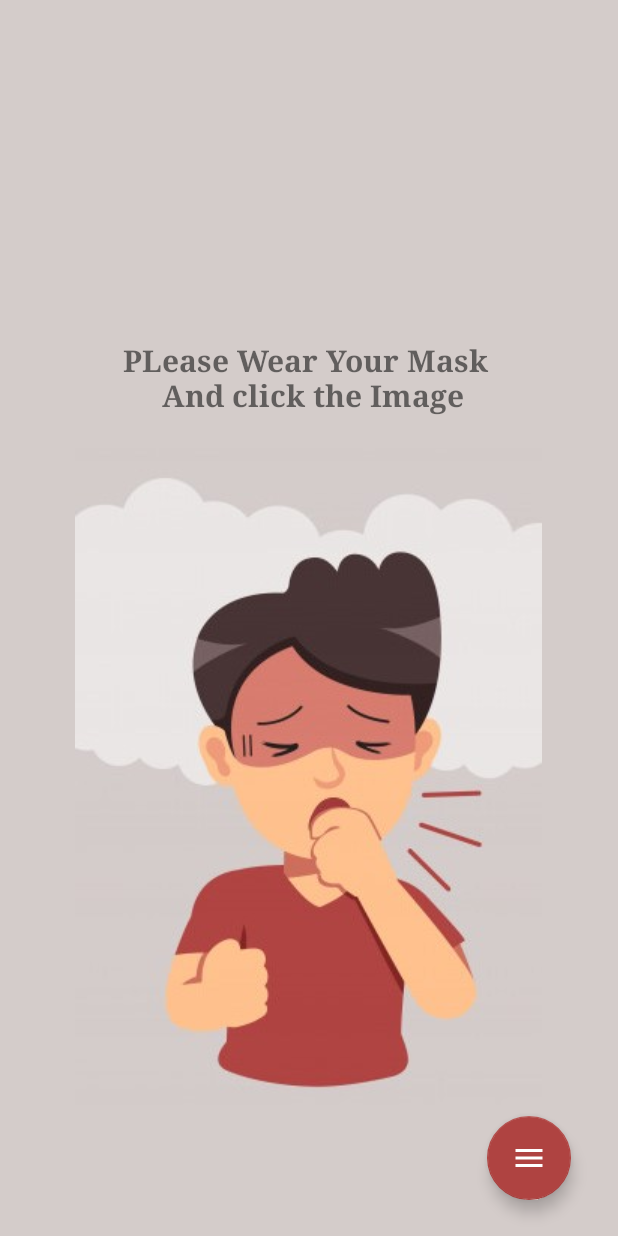
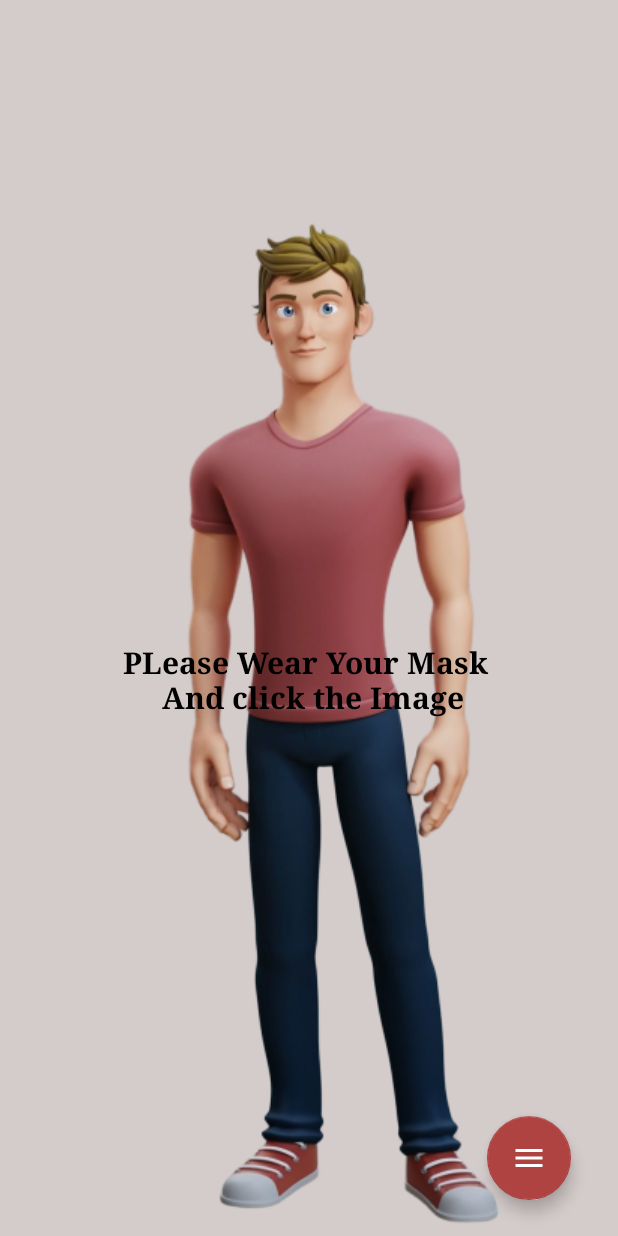
Before and after one commit to priyamshah112/virtual-mask, an Android app: the VirtualMask screen opened directly, with no data from a screen before it, on a phone screen of 412 x 824 dp. Run offline under Robolectric (Android 15) with nearby library versions, the phone set to English and light mode, and no system bars; Roboto replaces fonts that are not available here.

```diff
--- a/VirtualMask/app/src/main/res/layout/activity_fullscreen.xml
+++ b/VirtualMask/app/src/main/res/layout/activity_fullscreen.xml
@@ -59,37 +59,47 @@
 
         </RelativeLayout>
 
+<!--        <ImageButton-->
+<!--            android:id="@+id/cough_image"-->
+<!--            android:layout_width="271dp"-->
+<!--            android:layout_height="679dp"-->
+<!--            android:layout_alignParentStart="true"-->
+<!--            android:layout_alignParentEnd="true"-->
+<!--            android:layout_alignParentBottom="true"-->
+<!--            android:layout_gravity="center_vertical"-->
+<!--            android:layout_marginStart="79dp"-->
+<!--            android:layout_marginEnd="61dp"-->
+<!--            android:layout_marginBottom="1dp"-->
+<!--            android:background="@color/colorcough"-->
+<!--            app:srcCompat="@drawable/menmodel" />-->
+        <!--        <TextView-->
+<!--            android:id="@+id/textView"-->
+<!--            android:layout_width="match_parent"-->
+<!--            android:layout_height="wrap_content"-->
+<!--            android:layout_alignParentBottom="true"-->
+<!--            android:layout_gravity="center"-->
+<!--            android:layout_marginBottom="339dp"-->
+<!--            android:fontFamily="serif"-->
+<!--            android:gravity="center"-->
+<!--            android:text="PLease Wear Your Mask \n And click the Image"-->
+<!--            android:textAlignment="center"-->
+<!--            android:textSize="20sp"-->
+<!--            android:textStyle="bold" />-->
+
         <ImageButton
             android:id="@+id/cough_image"
-            android:layout_width="410dp"
-            android:layout_height="459dp"
+            android:layout_width="268dp"
+            android:layout_height="681dp"
             android:layout_alignParentStart="true"
             android:layout_alignParentEnd="true"
             android:layout_alignParentBottom="true"
-            android:layout_marginStart="0dp"
-            android:layout_marginEnd="1dp"
             android:layout_gravity="center_vertical"
-            android:layout_marginBottom="66dp"
+            android:layout_marginStart="81dp"
+            android:layout_marginEnd="61dp"
+            android:layout_marginBottom="4dp"
             android:background="@color/colorcough"
-            app:srcCompat="@drawable/man_cough" />
-
-        <TextView
-            android:id="@+id/textView"
-            android:layout_width="match_parent"
-            android:layout_height="wrap_content"
-            android:layout_above="@+id/cough_image"
-            android:layout_alignParentStart="true"
-            android:layout_alignParentEnd="true"
-            android:layout_gravity="center"
-            android:layout_marginStart="0dp"
-            android:layout_marginEnd="0dp"
-            android:layout_marginBottom="21dp"
-            android:fontFamily="serif"
-            android:gravity="center"
-            android:text="PLease Wear Your Mask \n And click the Image"
-            android:textAlignment="center"
-            android:textSize="20sp"
-            android:textStyle="bold" />
+            android:scaleType="center"
+            app:srcCompat="@drawable/menmodel" />
 
         <com.google.android.material.floatingactionbutton.FloatingActionButton
             android:id="@+id/menuFloatingActionButton"
@@ -106,19 +116,18 @@
 
         <ImageButton
             android:id="@+id/mask_image"
-            android:layout_width="match_parent"
-            android:layout_height="458dp"
+            android:layout_width="268dp"
+            android:layout_height="681dp"
             android:layout_alignParentStart="true"
             android:layout_alignParentEnd="true"
             android:layout_alignParentBottom="true"
-            android:layout_centerVertical="true"
-            android:layout_marginStart="-2dp"
-            android:layout_marginEnd="2dp"
-            android:layout_marginBottom="69dp"
+            android:layout_gravity="center_vertical"
+            android:layout_marginStart="79dp"
+            android:layout_marginEnd="64dp"
+            android:layout_marginBottom="4dp"
             android:background="@color/colormask"
             android:scaleType="center"
-            app:srcCompat="@drawable/man_mask"
-            android:layout_gravity="center_vertical" />
+            app:srcCompat="@drawable/menmodelmask" />
 
         <com.google.android.material.floatingactionbutton.FloatingActionButton
             android:id="@+id/settingFloatingActionButton"
@@ -148,6 +157,23 @@
             app:srcCompat="@drawable/ic_baseline_account_circle_24"
             tools:ignore="VectorDrawableCompat" />
 
+        <TextView
+            android:id="@+id/textView"
+            android:layout_width="match_parent"
+            android:layout_height="wrap_content"
+            android:layout_alignParentEnd="true"
+            android:layout_alignParentBottom="true"
+            android:layout_gravity="center"
+            android:layout_marginEnd="0dp"
+            android:layout_marginBottom="345dp"
+            android:fontFamily="serif"
+            android:gravity="center"
+            android:text="PLease Wear Your Mask \n And click the Image"
+            android:textAlignment="center"
+            android:textColor="#000000"
+            android:textSize="20sp"
+            android:textStyle="bold" />
+
     </RelativeLayout>
 
         </RelativeLayout>
```
Also changed, not shown: VirtualMask/app/src/main/res/layout/activity_intro.xml (+26 -99 lines), VirtualMask/app/src/main/res/drawable/bgintro.PNG, VirtualMask/app/src/main/res/drawable/menmodel.png (added), VirtualMask/app/src/main/res/drawable/menmodelmask.png (added), VirtualMask/app/src/main/res/drawable/womenmodel.png (added).
